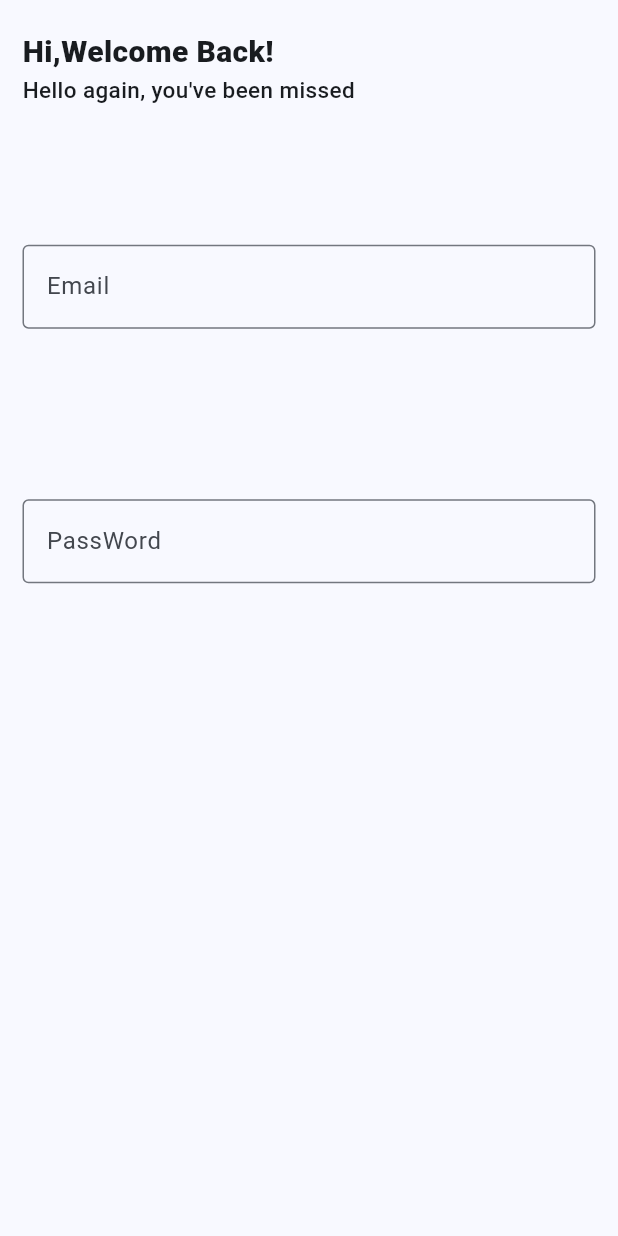
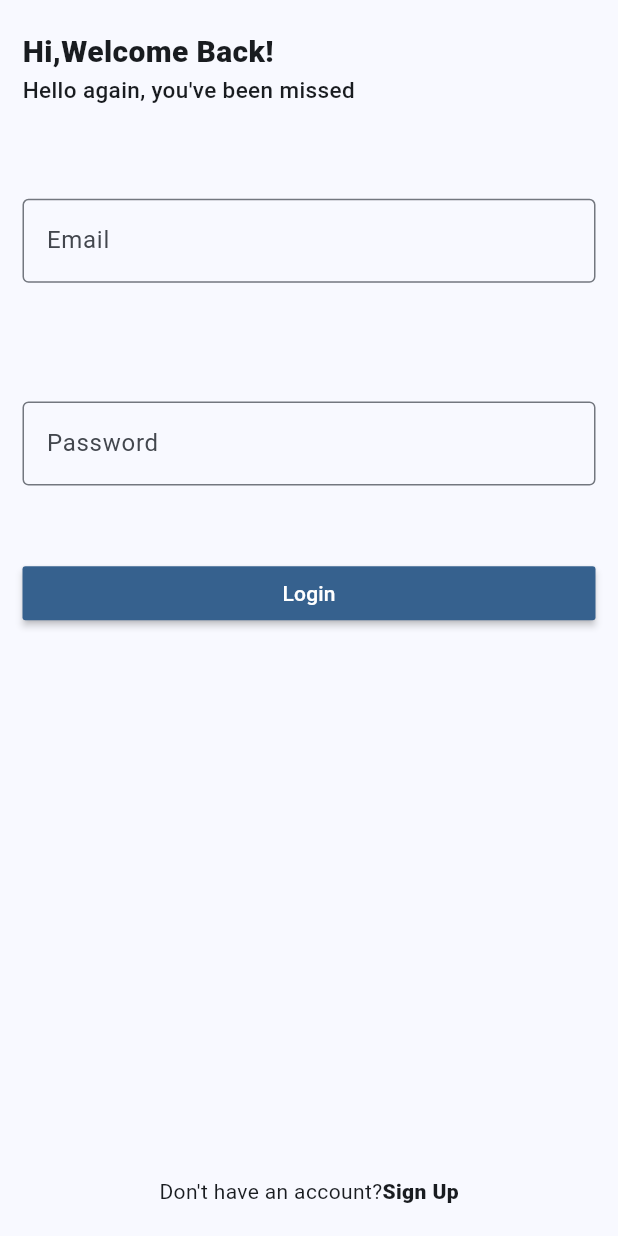
Before and after one commit to Jotham0505/LetsChat, a Flutter app: the screen it shows after launch, on a phone screen of 412 x 824 dp. Run offline on Flutter 3.47's test engine with Material 3 defaults, Android fonts, the light colour scheme and no system bars; our stand-ins replace delightful_toast, firebase_analytics, firebase_auth, firebase_core, get_it; accounts and stored records are empty.

Commit message:
login auth done

```diff
--- /dev/null
+++ b/lib/consts.dart
@@ -0,0 +1,10 @@
+final RegExp EMAIL_VALIDATION_REGEX =
+    RegExp(r"^[\w-\.]+@([\w-]+\.)+[\w-]{2,4}$");
+
+final RegExp PASSWORD_VALIDATION_REGEX =
+    RegExp(r"^(?=.*\d)(?=.*[a-z])(?=.*[A-Z])(?=.*[a-zA-Z]).{8,}$");
+
+final RegExp NAME_VALIDATION_REGEX = RegExp(r"\b([A-ZÀ-ÿ][-,a-z. ']+[ ]*)+");
+
+final String PLACEHOLDER_PFP =
+    "https://t3.ftcdn.net/jpg/05/16/27/58/360_F_516275801_f3Fsp17x6HQK0xQgDQEELoTuERO4SsWV.jpg";
--- a/lib/main.dart
+++ b/lib/main.dart
@@ -1,32 +1,47 @@
 import 'package:firebase_analytics/firebase_analytics.dart';
 import 'package:flutter/material.dart';
+import 'package:get_it/get_it.dart';
 import 'package:letschat_app/pages/login_page.dart';
+import 'package:letschat_app/services/auth_service.dart';
+import 'package:letschat_app/services/navigation_service.dart';
 import 'package:letschat_app/utils.dart';
 
 void main() async {
   await setup();
-  runApp(const MyApp());
+  runApp(MyApp());
 }
 
 Future<void> setup() async{
   WidgetsFlutterBinding.ensureInitialized();
   await setupFirebase();
+  await registerService();
 }
 
 class MyApp extends StatelessWidget {
-  const MyApp({super.key});
+
+  final GetIt _getIt = GetIt.instance;
+
+  late NavigationService _navigationService;
+  late AuthService _authService;
+
+   MyApp({super.key}){
+    _navigationService = _getIt.get<NavigationService>();
+    _authService = _getIt.get<AuthService>();
+   }
 
   // This widget is the root of your application.
   @override
   Widget build(BuildContext context) {
     return MaterialApp(
+      navigatorKey: _navigationService.navigatorKey,
       debugShowCheckedModeBanner: false,
       title: 'Flutter Demo',
       theme: ThemeData(
         colorScheme: ColorScheme.fromSeed(seedColor: Colors.blue),
         useMaterial3: true,
       ),
-      home: LoginPage(),
+      initialRoute: _authService.user != null ? "/home" : "/login",
+      routes: _navigationService.routes,
     );
   }
 }
--- a/lib/pages/login_page.dart
+++ b/lib/pages/login_page.dart
@@ -1,6 +1,9 @@
-import 'dart:ffi';
-
+import 'package:get_it/get_it.dart';
 import 'package:flutter/material.dart';
+import 'package:letschat_app/consts.dart';
+import 'package:letschat_app/services/alert_service.dart';
+import 'package:letschat_app/services/auth_service.dart';
+import 'package:letschat_app/services/navigation_service.dart';
 import 'package:letschat_app/widgets/customFormField.dart';
 
 class LoginPage extends StatefulWidget {
@@ -11,6 +14,24 @@ class LoginPage extends StatefulWidget {
 }
 
 class _LoginPageState extends State<LoginPage> {
+  final GetIt _getIt = GetIt.instance; // creating a getit inctance
+
+  late AuthService _authService; // creating an authentication variable
+  late NavigationService _navigationService;
+  late AlertService _alertService;
+
+  final GlobalKey<FormState> _loginFormKey = GlobalKey();
+  String ? email, password;
+
+  @override
+  void initState() {
+    // TODO: implement initState
+    super.initState();
+    _authService = _getIt.get<AuthService>(); // to initialize the authentication variable to the getit instance
+    _navigationService = _getIt.get<NavigationService>();
+    _alertService = _getIt.get<AlertService>();
+  }
+
   @override
   Widget build(BuildContext context) {
     return Scaffold(
@@ -29,7 +50,8 @@ class _LoginPageState extends State<LoginPage> {
         child: Column(
           children: [
             headertext(),
-            loginForm()
+            loginForm(),
+            createAnAccount()
           ],
         ),
       ),
@@ -57,17 +79,71 @@ class _LoginPageState extends State<LoginPage> {
         vertical: MediaQuery.sizeOf(context).height * 0.05,
       ),
       child: Form(
+        key: _loginFormKey,
         child: Column(
           mainAxisAlignment: MainAxisAlignment.spaceEvenly,
           crossAxisAlignment: CrossAxisAlignment.center,
           mainAxisSize: MainAxisSize.max,
           children: [
-            CustomFormField(hintText: 'Email',),
+            CustomFormField(hintText: 'Email',
+              height: MediaQuery.sizeOf(context).height * 0.1,
+              validationRegEx: EMAIL_VALIDATION_REGEX, onSaved: (value) {
+                setState(() {
+                  email = value; // store the email in the email variable
+                });
+              },
+            ),
             SizedBox(height: 10,),
-            CustomFormField(hintText: 'PassWord',),
+            CustomFormField(
+              hintText: 'Password',
+              height: MediaQuery.sizeOf(context).height * 0.1,
+              validationRegEx: PASSWORD_VALIDATION_REGEX, obscureText: true,
+              onSaved: (value) {
+                setState(() {
+                  password = value; // store the password in the password variabble
+                });
+              },
+            ),
+            LoginButton()
           ],
         ),
       ),
     );
   }
+
+  Widget LoginButton(){
+    return SizedBox(
+      width: double.infinity,
+      child: MaterialButton(
+        onPressed: () async{
+          if (_loginFormKey.currentState?.validate() ?? false) {
+            _loginFormKey.currentState?.save();
+            bool result =  await _authService.login(email!,password!); // this is used to get the result from the firebase and authentucate the login and check if the email and the password is correct in the database
+            print(result);
+            if (result) {
+              _navigationService.pushReplacementNamed("/home");
+            } else {
+              _alertService.ShowToast(text: "Failed to login, Please try again",icon: Icons.error);
+            }
+          }
+        },
+        color: Theme.of(context).colorScheme.primary,
+        child: Text('Login',style: TextStyle(color: Colors.white),),
+      ),
+    );
+  }
+
+  Widget createAnAccount(){
+    return Expanded(
+      child: Row(
+        mainAxisAlignment: MainAxisAlignment.center,
+        crossAxisAlignment: CrossAxisAlignment.end,
+        mainAxisSize: MainAxisSize.max,
+        children: [
+          Text("Don't have an account?",),
+          Text('Sign Up',style: TextStyle(fontWeight: FontWeight.w800),)
+        ],
+      ),
+    );
+  }
 }
--- /dev/null
+++ b/lib/services/auth_service.dart
@@ -0,0 +1,49 @@
+
+
+import 'package:firebase_auth/firebase_auth.dart';
+import 'package:firebase_core/firebase_core.dart';
+
+class AuthService {
+
+  User? _user; // to store the credentials of the user
+  final FirebaseAuth _firebaseAuth = FirebaseAuth.instance; // creating a firebase auth instance
+
+  User? get user{ // this is to get the user credentials through the authservice class
+    return _user;
+  }
+
+  AuthService(){
+    _firebaseAuth.authStateChanges().listen(authStateChangesStreamListner);
+  }
+
+  Future<bool> login(String Email, String Password) async {
+    try {
+      final credentials =  await _firebaseAuth.signInWithEmailAndPassword(email: Email, password: Password);
+      if (credentials.user != null) { // if the credentials of the user is not null
+        _user = credentials.user; // storing the credentials  of the user
+        return true; // login Successful
+      }
+    } catch (e) {
+      print(e);
+    }
+    return false; // the user has not entered the credntials i.e that credentials of the user is null
+  }
+
+  void authStateChangesStreamListner (User ? user){
+    if (user != null) {
+      _user = user;
+    } else {
+      _user = null;
+    }
+  }
+
+  Future<bool> logout() async{
+    try {
+      await _firebaseAuth.signOut();
+      return true;
+    } catch (e) {
+      print(e);
+    }
+    return false;
+  }
+}
--- /dev/null
+++ b/lib/services/navigation_service.dart
@@ -0,0 +1,40 @@
+import 'package:flutter/material.dart';
+import 'package:letschat_app/pages/home_page.dart';
+import 'package:letschat_app/pages/login_page.dart';
+import 'package:path/path.dart';
+
+class NavigationService {
+  late GlobalKey<NavigatorState> _navigatorkey; // creating a navigator key
+
+  final Map<String,Widget Function(BuildContext)> _routes ={ // creating a map for the routes
+    "/login" : (context) => LoginPage(),
+    "/home" : (context) => HomePage(),
+  };
+
+  GlobalKey<NavigatorState> ? get navigatorKey{ // creating a getter function to access the navigator key
+    return _navigatorkey;
+  }
+
+  Map<String,Widget Function(BuildContext)> get routes{ // creating a getter function to access the routes
+    return _routes;
+  }
+
+  NavigationService(){
+    _navigatorkey = GlobalKey<NavigatorState>(); // Navigation Service constructor withe navigator key
+  }
+
+  // Pushing named route onto the navigator
+  void pushNamed(String routename){
+    _navigatorkey.currentState?.pushNamed(routename);
+  }
+
+  //Replace the current route of the navigator by pushing the route named
+  void pushReplacementNamed(String routename){
+    _navigatorkey.currentState?.pushReplacementNamed(routename);
+  }
+
+  //Pop the top-most route off the navigator.
+  void goBack(){
+    _navigatorkey.currentState?.pop();
+  }
+}
--- a/lib/widgets/customFormField.dart
+++ b/lib/widgets/customFormField.dart
@@ -1,14 +1,28 @@
 import 'package:flutter/material.dart';
+import 'package:letschat_app/consts.dart';
 
 class CustomFormField extends StatelessWidget {
-  const CustomFormField({super.key, required this.hintText, });
+  const CustomFormField({super.key, required this.hintText, required this.height, required this.validationRegEx, this.obscureText =false, required this.onSaved, });
 
   final String hintText;
+  final double height;
+  final RegExp validationRegEx;
+  final bool  obscureText;
+  final void Function(String?) onSaved;
 
   @override
   Widget build(BuildContext context) {
     return SizedBox(
+      height: height,
       child: TextFormField(
+        onSaved: onSaved,
+        obscureText: obscureText,
+        validator: (value) {
+          if (value != null && validationRegEx.hasMatch(value)) {
+            return null;
+          }
+          return 'Enter a valid ${hintText.toLowerCase()}';
+        },
         decoration: InputDecoration(
           border: OutlineInputBorder(),
           hintText: hintText,
```
Also changed, not shown: lib/pages/home_page.dart (added, +57 -0 lines), lib/services/alert_service.dart (added, +40 -0 lines), lib/utils.dart (+11 -0 lines).
